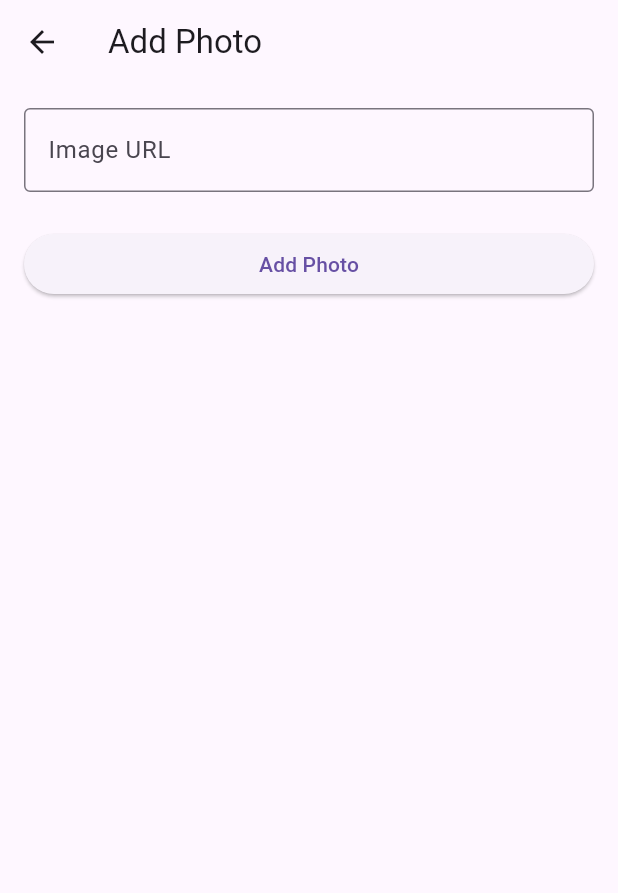
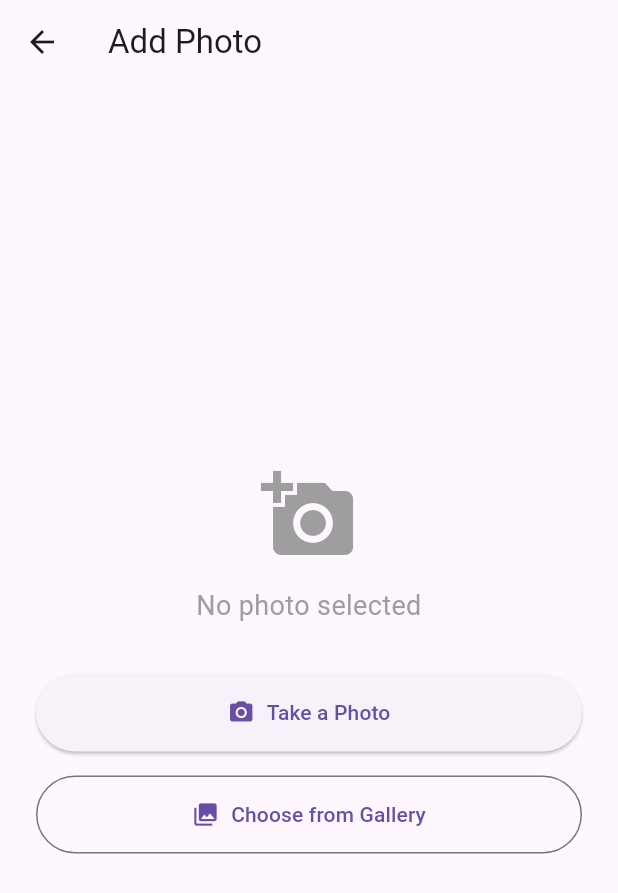
Before and after one commit to PaveshDev/SEF-Project, a Flutter app: the AddPhotoScreen screen opened directly with empty values, on a phone screen of 412 x 824 dp. Shown: the top 893 px of the screen. Run offline on Flutter 3.47's test engine with Material 3 defaults, Android fonts, the phone set to English and light mode, and no system bars; our stand-ins replace dio, go_router, image_picker.

Commit message:
feat(items): complete frontend validation and image picking

```diff
--- a/mobile/lib/features/items/screens/add_photo_screen.dart
+++ b/mobile/lib/features/items/screens/add_photo_screen.dart
@@ -1,6 +1,10 @@
+import 'dart:io';
+
 import 'package:flutter/material.dart';
+import 'package:flutter/services.dart';
 import 'package:dio/dio.dart';
 import 'package:go_router/go_router.dart';
+import 'package:image_picker/image_picker.dart';
 
 import '../models/item_models.dart';
 import '../services/items_service.dart';
@@ -15,27 +19,67 @@ class AddPhotoScreen extends StatefulWidget {
 }
 
 class _AddPhotoScreenState extends State<AddPhotoScreen> {
-  final _formKey = GlobalKey<FormState>();
-  final _urlController = TextEditingController();
   final ItemsService _itemsService = ItemsService();
+  final ImagePicker _picker = ImagePicker();
+
+  File? _selectedImage;
   bool _isSubmitting = false;
 
-  @override
-  void dispose() {
-    _urlController.dispose();
-    super.dispose();
+  Future<void> _pickImage(ImageSource source) async {
+    try {
+      final XFile? pickedFile = await _picker.pickImage(
+        source: source,
+        imageQuality: 80,
+      );
+
+      if (pickedFile != null) {
+        setState(() {
+          _selectedImage = File(pickedFile.path);
+        });
+      }
+    } on PlatformException catch (e) {
+      if (mounted) {
+        ScaffoldMessenger.of(context).showSnackBar(
+          SnackBar(
+            content: Text('Permission denied or error accessing ${source == ImageSource.camera ? "camera" : "gallery"}: ${e.message}'),
+            backgroundColor: Colors.red,
+          ),
+        );
+      }
+    } catch (e) {
+      if (mounted) {
+        ScaffoldMessenger.of(context).showSnackBar(
+          const SnackBar(
+            content: Text('Failed to select image.'),
+            backgroundColor: Colors.red,
+          ),
+        );
+      }
+    }
+  }
+
+  void _cancelSelection() {
+    setState(() {
+      _selectedImage = null;
+    });
   }
 
   Future<void> _submit() async {
-    if (!_formKey.currentState!.validate()) return;
+    if (_selectedImage == null) return;
 
     setState(() {
       _isSubmitting = true;
     });
 
     try {
+      // Mock upload delay to simulate real network conditions
+      await Future.delayed(const Duration(seconds: 1));
+
+      // Use a placeholder URL to satisfy the API contract (since there's no actual upload endpoint)
+      const mockedUploadedUrl = 'https://dummyimage.com/600x400/000/fff&text=Uploaded+Image';
+
       final request = AddPhotoRequest(
-        imageUrl: _urlController.text.trim(),
+        imageUrl: mockedUploadedUrl,
       );
 
       await _itemsService.addPhoto(widget.itemId, request);
@@ -56,6 +100,12 @@ class _AddPhotoScreenState extends State<AddPhotoScreen> {
           SnackBar(content: Text(errorMsg), backgroundColor: Colors.red),
         );
       }
+    } catch (e) {
+      if (mounted) {
+        ScaffoldMessenger.of(context).showSnackBar(
+          const SnackBar(content: Text('An unexpected error occurred.'), backgroundColor: Colors.red),
+        );
+      }
     } finally {
       if (mounted) {
         setState(() {
@@ -65,51 +115,89 @@ class _AddPhotoScreenState extends State<AddPhotoScreen> {
     }
   }
 
+  Widget _buildEmptyState() {
+    return Column(
+      mainAxisAlignment: MainAxisAlignment.center,
+      crossAxisAlignment: CrossAxisAlignment.stretch,
+      children: [
+        const Icon(Icons.add_a_photo, size: 64, color: Colors.grey),
+        const SizedBox(height: 16),
+        const Text(
+          'No photo selected',
+          textAlign: TextAlign.center,
+          style: TextStyle(fontSize: 18, color: Colors.grey),
+        ),
+        const SizedBox(height: 32),
+        ElevatedButton.icon(
+          onPressed: () => _pickImage(ImageSource.camera),
+          icon: const Icon(Icons.camera_alt),
+          label: const Text('Take a Photo'),
+          style: ElevatedButton.styleFrom(
+            padding: const EdgeInsets.symmetric(vertical: 16),
+          ),
+        ),
+        const SizedBox(height: 16),
+        OutlinedButton.icon(
+          onPressed: () => _pickImage(ImageSource.gallery),
+          icon: const Icon(Icons.photo_library),
+          label: const Text('Choose from Gallery'),
+          style: OutlinedButton.styleFrom(
+            padding: const EdgeInsets.symmetric(vertical: 16),
+          ),
+        ),
+      ],
+    );
+  }
+
+  Widget _buildPreviewState() {
+    return Column(
+      crossAxisAlignment: CrossAxisAlignment.stretch,
+      children: [
+        Expanded(
+          child: ClipRRect(
+            borderRadius: BorderRadius.circular(8.0),
+            child: Image.file(
+              _selectedImage!,
+              fit: BoxFit.cover,
+            ),
+          ),
+        ),
+        const SizedBox(height: 24),
+        if (_isSubmitting)
+          const Center(child: CircularProgressIndicator())
+        else ...[
+          ElevatedButton.icon(
+            onPressed: _submit,
+            icon: const Icon(Icons.cloud_upload),
+            label: const Text('Upload Photo'),
+            style: ElevatedButton.styleFrom(
+              padding: const EdgeInsets.symmetric(vertical: 16),
+            ),
+          ),
+          const SizedBox(height: 12),
+          OutlinedButton(
+            onPressed: _cancelSelection,
+            style: OutlinedButton.styleFrom(
+              padding: const EdgeInsets.symmetric(vertical: 16),
+            ),
+            child: const Text('Choose Another or Cancel'),
+          ),
+        ],
+      ],
+    );
+  }
+
   @override
   Widget build(BuildContext context) {
     return Scaffold(
       appBar: AppBar(
         title: const Text('Add Photo'),
       ),
-      body: SingleChildScrollView(
-        padding: const EdgeInsets.all(16.0),
-        child: Form(
-          key: _formKey,
-          child: Column(
-            crossAxisAlignment: CrossAxisAlignment.stretch,
-            children: [
-              TextFormField(
-                controller: _urlController,
-                decoration: const InputDecoration(
-                  labelText: 'Image URL',
-                  border: OutlineInputBorder(),
-                  hintText: 'https://example.com/image.jpg',
-                ),
-                keyboardType: TextInputType.url,
-                validator: (value) {
-                  if (value == null || value.isEmpty) {
-                    return 'Image URL is required';
-                  }
-                  if (!Uri.tryParse(value)!.hasAbsolutePath) {
-                    return 'Please enter a valid URL';
-                  }
-                  return null;
-                },
-              ),
-              const SizedBox(height: 24),
-              ElevatedButton(
-                onPressed: _isSubmitting ? null : _submit,
-                child: _isSubmitting
-                    ? const SizedBox(
-                        height: 20,
-                        width: 20,
-                        child: CircularProgressIndicator(strokeWidth: 2),
-                      )
-                    : const Text('Add Photo'),
-              ),
-            ],
-          ),
-        ),
+      body: Padding(
+        padding: const EdgeInsets.all(24.0),
+        child: _selectedImage == null
+            ? _buildEmptyState()
+            : _buildPreviewState(),
       ),
     );
   }
--- a/mobile/pubspec.yaml
+++ b/mobile/pubspec.yaml
@@ -12,6 +12,7 @@ dependencies:
     sdk: flutter
   dio: 5.9.2
   go_router: 14.8.1
+  image_picker: ^1.1.2
 
 dev_dependencies:
   flutter_test:
```
Also changed, not shown: mobile/pubspec.lock, 2 other files.
